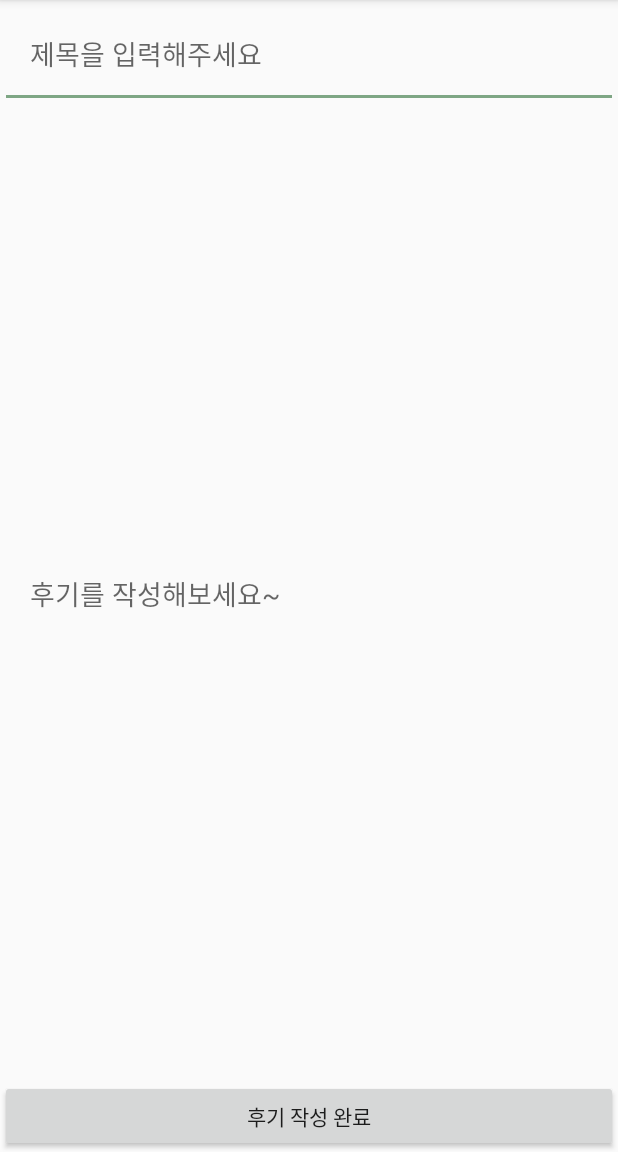
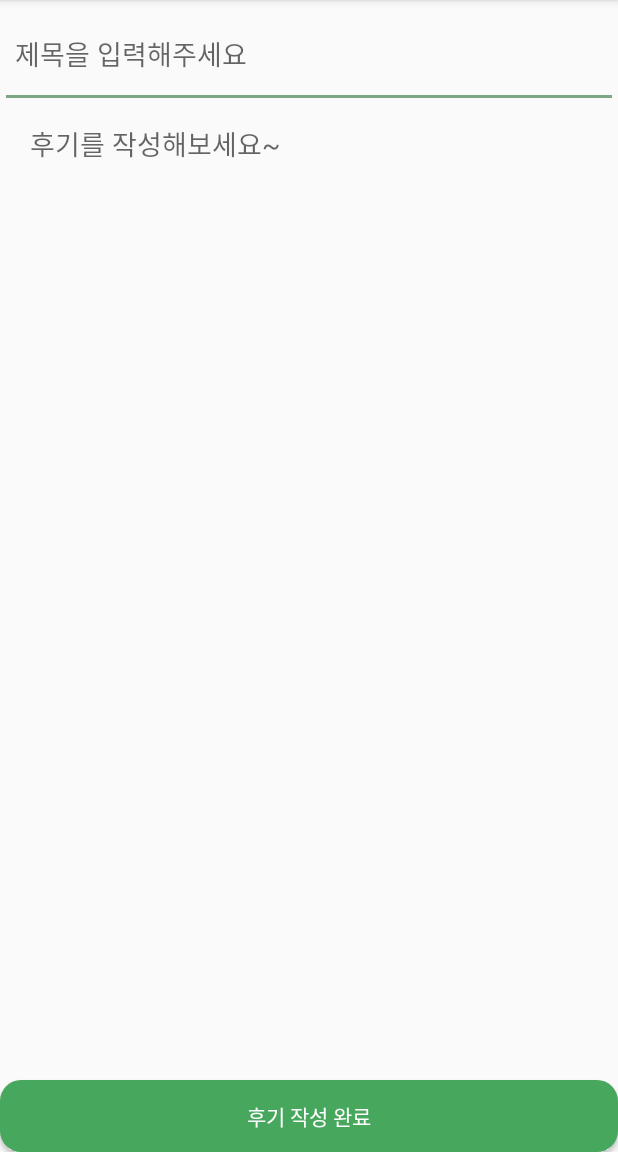
Before and after one commit to YoonChaeWon/mapp_final, an Android app: the WriteReviewActivity screen opened directly, with no data from a screen before it, on a phone screen of 412 x 824 dp, the part 84-1236 px from its top. Run offline under Robolectric (Android 15) with nearby library versions, the phone set to English and light mode, and no system bars.

Commit message:
modify DB, add icon

```diff
--- a/app/src/main/AndroidManifest.xml
+++ b/app/src/main/AndroidManifest.xml
@@ -4,9 +4,9 @@
 
     <application
         android:allowBackup="true"
-        android:icon="@mipmap/ic_launcher"
+        android:icon="@mipmap/icon_mountain"
         android:label="@string/app_name"
-        android:roundIcon="@mipmap/ic_launcher_round"
+        android:roundIcon="@mipmap/icon_mountain"
         android:supportsRtl="true"
         android:theme="@style/AppTheme">
         <activity android:name=".LoginActivity">
--- a/app/src/main/java/com/example/cldla/finalproject/ReviewListActivity.java
+++ b/app/src/main/java/com/example/cldla/finalproject/ReviewListActivity.java
@@ -72,9 +72,11 @@ public class ReviewListActivity extends AppCompatActivity {
     }
 
     public void onClickWriteReview(View v){
+        //LoginActivity에게 user_id 받아오기
         Intent i = getIntent();
         String author = i.getStringExtra("user_id");
 
+        // 받아온 user_id를 WriteReview에게 전달
         i = new Intent(this, WriteReviewActivity.class);
         i.putExtra("user_id", author);
         startActivity(i);
--- a/app/src/main/java/com/example/cldla/finalproject/WriteReviewActivity.java
+++ b/app/src/main/java/com/example/cldla/finalproject/WriteReviewActivity.java
@@ -2,8 +2,9 @@ package com.example.cldla.finalproject;
 
 import android.content.Intent;
 import android.database.sqlite.SQLiteDatabase;
+import android.graphics.Bitmap;
+import android.os.Bundle;
 import android.support.v7.app.AppCompatActivity;
-import android.os.Bundle;
 import android.util.Log;
 import android.view.View;
 import android.widget.EditText;
@@ -12,6 +13,9 @@ import java.text.SimpleDateFormat;
 import java.util.Date;
 
 public class WriteReviewActivity extends AppCompatActivity {
+    private static final int SELECT_PICTURE = 1;
+    private String selectedImagePath;
+    Bitmap bitmap;
     EditText txt = null;
 
     @Override
@@ -42,11 +46,33 @@ public class WriteReviewActivity extends AppCompatActivity {
                 SQLiteDatabase.CREATE_IF_NECESSARY,
                 null
         );
-        String sql = "INSERT INTO review (title, contents, author, date) VALUES ('"
-                + title + "', '" + contents + "', '" + author + "', '" + writeDate +"');";
+
+//        Drawable d = new BitmapDrawable(bitmap);
+ //       byte[] imageByte = getByteArrayFromDrawable(d);
+        String sql;
+
+        /*if(imageByte != null){
+            sql = "INSERT INTO review (title, contents, author, date, photo) "
+                    + "VALUES (?, ?, ?, ?, ?);";
+*//*            sql = "INSERT INTO review (title, contents, author, date, photo) VALUES ('"
+                    + title + "', '" + contents + "', '" + author + "', '"
+                    + writeDate + "' ," + "?);";*//*
+
+            SQLiteStatement p = db.compileStatement(sql);
+            p.bindString(1, title);
+            p.bindString(2, contents);
+            p.bindString(3, author);
+            p.bindString(4, writeDate);
+            p.bindBlob(5, imageByte);
+        }
+        else {
+            sql = "INSERT INTO review (title, contents, author, date, photo) VALUES ('"
+                    + title + "', '" + contents + "', '" + author + "', '" + writeDate + "' ," + "'null'" + ");";
+
+        }*/
+        sql = "INSERT INTO review (title, contents, author, date) VALUES ('"
+                + title + "', '" + contents + "', '" + author + "', '" + writeDate + "');";
         Log.d("sql", sql);
-
-
         db.execSQL(sql);
 
         // 작성한 리뷰를 바로 리스트에 적용
@@ -55,4 +81,59 @@ public class WriteReviewActivity extends AppCompatActivity {
         db.close();
         finish();
     }
+
+   /* public void selectGallery(View v){
+       Intent intent = new Intent();
+        intent.setType("image*//*");
+        intent.setAction(Intent.ACTION_GET_CONTENT);
+        startActivityForResult(Intent.createChooser(intent, "Select Picture"), SELECT_PICTURE);
+    }
+
+    public void onActivityResult(int requestCode, int resultCode, Intent data){
+        if(resultCode==RESULT_OK){
+            if(requestCode == SELECT_PICTURE){
+                Uri selectedImageUri = data.getData();
+                try {
+                    bitmap = MediaStore.Images.Media.getBitmap(getContentResolver(), selectedImageUri);
+                    ImageView image = (ImageView)findViewById(R.id.user_image);
+                    image.setImageBitmap(bitmap);
+                } catch (IOException e) {
+                    e.printStackTrace();
+                }
+                selectedImagePath = getPath(selectedImageUri);
+            }
+        }
+    }
+
+    public byte[] getByteArrayFromDrawable(Drawable d){
+        Bitmap b = ((BitmapDrawable)d).getBitmap();
+        ByteArrayOutputStream stream = new ByteArrayOutputStream();
+        bitmap.compress(Bitmap.CompressFormat.PNG, 100, stream);
+        byte[] data = stream.toByteArray();
+
+        return data;
+    }
+
+
+    *//**
+     * 사진의 URI 경로를 받는 메소드
+     *//*
+    public String getPath(Uri uri) {
+        // uri가 null일경우 null반환
+        if( uri == null ) {
+            return null;
+        }
+        // 미디어스토어에서 유저가 선택한 사진의 URI를 받아온다.
+        String[] projection = { MediaStore.Images.Media.DATA };
+        Cursor cursor = managedQuery(uri, projection, null, null, null);
+        if( cursor != null ){
+            int column_index = cursor
+                    .getColumnIndexOrThrow(MediaStore.Images.Media.DATA);
+            cursor.moveToFirst();
+            return cursor.getString(column_index);
+        }
+        // URI경로를 반환한다.
+        return uri.getPath();
+    }
+*/
 }
--- a/app/src/main/res/layout/activity_write_review.xml
+++ b/app/src/main/res/layout/activity_write_review.xml
@@ -8,29 +8,55 @@
     tools:context="com.example.cldla.finalproject.WriteReviewActivity">
 
 
-    <EditText
-        android:id="@+id/title"
+    <LinearLayout
         android:layout_width="match_parent"
         android:layout_height="0dp"
         android:layout_weight="1"
-        android:paddingLeft="20dp"
-        android:hint="제목을 입력해주세요" />
+        android:orientation="horizontal">
+
+        <EditText
+            android:id="@+id/title"
+            android:layout_width="0dp"
+            android:layout_height="match_parent"
+            android:layout_weight="0.8"
+            android:hint="제목을 입력해주세요"
+            android:paddingLeft="10dp" />
+<!--
+        <Button
+            android:id="@+id/button"
+            android:layout_width="0dp"
+            android:layout_height="wrap_content"
+            android:layout_weight="0.2"
+            android:text="+"
+            android:onClick="selectGallery"/>-->
+    </LinearLayout>
+
+<!--    <ImageView
+        android:id="@+id/user_image"
+        android:layout_width="200dp"
+        android:layout_height="200dp"
+        android:layout_gravity="center"
+      />-->
 
     <EditText
         android:id="@+id/contents"
         android:layout_width="match_parent"
         android:layout_height="0dp"
         android:layout_weight="9"
-        android:paddingLeft="20dp"
+        android:background="@null"
+        android:hint="후기를 작성해보세요~"
         android:inputType="textPersonName"
-        android:hint="후기를 작성해보세요~"
-        android:background="@null"/>
+        android:gravity="top"
+        android:paddingTop="10dp"
+        android:paddingLeft="20dp" />
 
     <Button
         android:id="@+id/finishWriting"
         android:layout_width="match_parent"
         android:layout_height="wrap_content"
+        android:background="@drawable/greenbutton"
         android:text="후기 작성 완료"
-        android:onClick="createNewReview"/>
+        android:textColor="#ffffff"
+        android:onClick="createNewReview" />
 
 </LinearLayout>
```
Also changed, not shown: app/src/main/java/com/example/cldla/finalproject/JoinActivity.java (+7 -4 lines), app/src/main/java/com/example/cldla/finalproject/SeeReviewActivity.java (+13 -0 lines), app/src/main/res/layout/activity_review_list.xml (+7 -5 lines), app/src/main/res/layout/activity_see_review.xml (+28 -10 lines), app/src/main/res/drawable/write.png (added).
